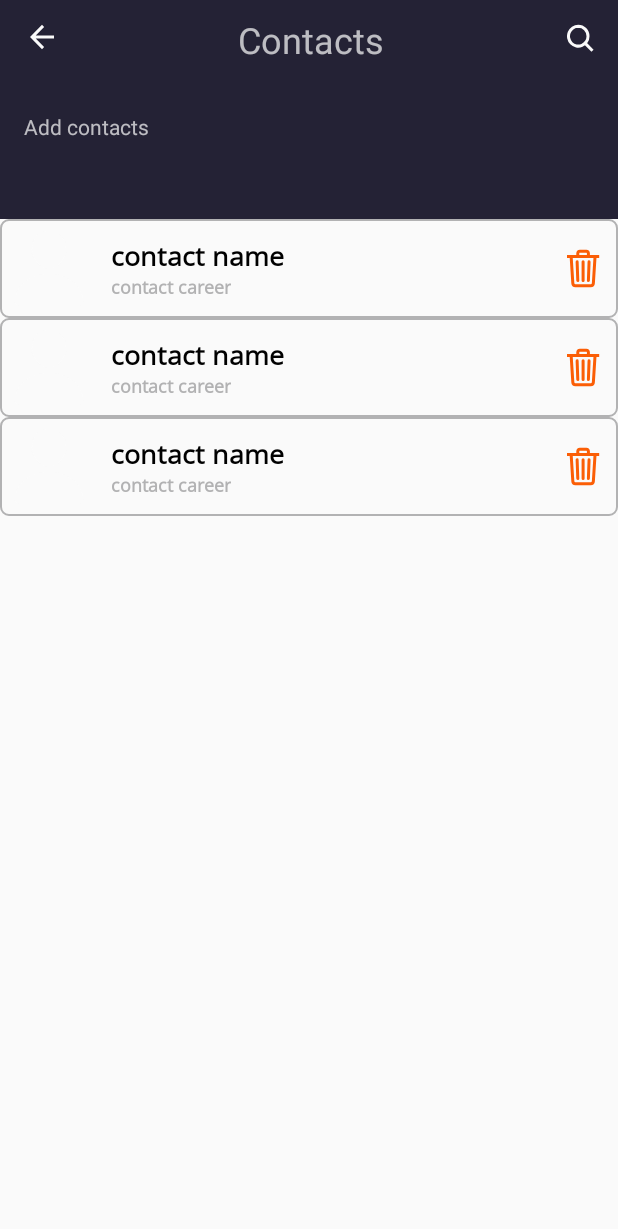
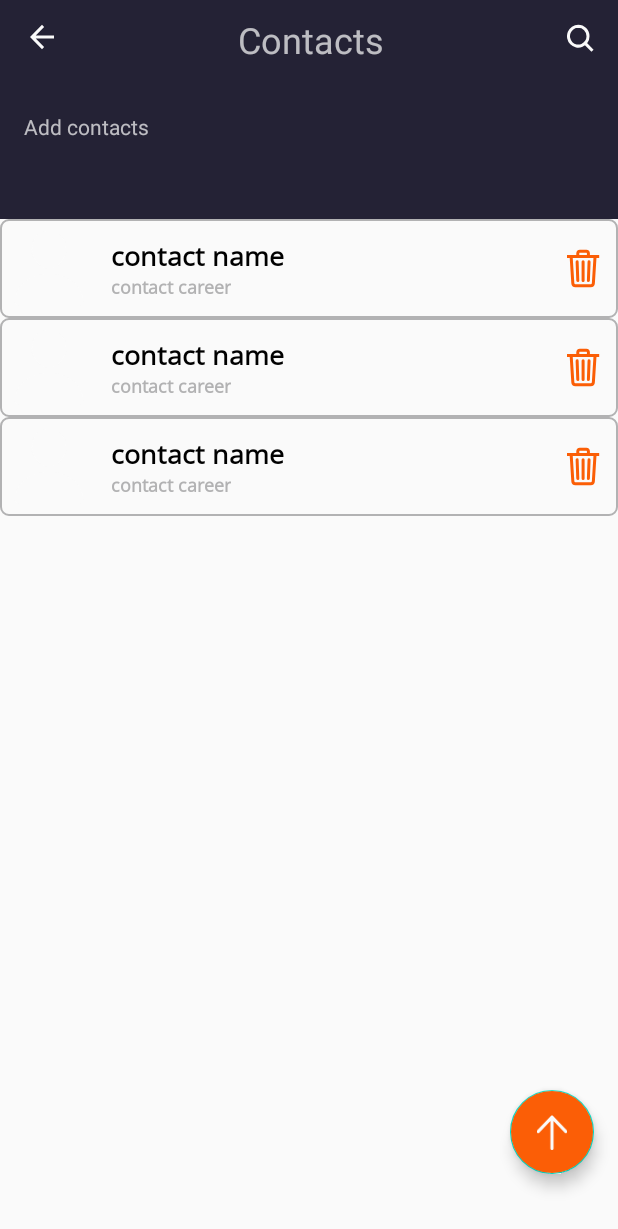
Before and after one commit to oprotsenko/MyProfile, an Android app: the layout activity_contacts_list.xml on its own in the app's theme, with its tools: preview values and no code run, on a phone screen of 412 x 824 dp. Shown: the top 1229 px of the screen. Run offline under Robolectric (Android 15) with nearby library versions, the phone set to English and light mode, and no system bars.

Commit message:
task2 contacts list - floating button up

```diff
--- a/app/build.gradle
+++ b/app/build.gradle
@@ -38,7 +38,7 @@ android {
         implementation 'androidx.core:core-ktx:1.6.0'
         implementation 'androidx.appcompat:appcompat:1.3.1'
         implementation 'com.google.android.material:material:1.4.0'
-        implementation 'androidx.constraintlayout:constraintlayout:2.1.0'
+        implementation 'androidx.constraintlayout:constraintlayout:2.1.1'
         testImplementation 'junit:junit:4.+'
         androidTestImplementation 'androidx.test.ext:junit:1.1.3'
         androidTestImplementation 'androidx.test.espresso:espresso-core:3.4.0'
--- a/app/src/main/java/com/protsolo/adapters/ContactsViewHolder.kt
+++ b/app/src/main/java/com/protsolo/adapters/ContactsViewHolder.kt
@@ -2,13 +2,11 @@ package com.protsolo.adapters
 
 import androidx.recyclerview.widget.RecyclerView
 import com.protsolo.databinding.ContactListItemBinding
-import com.protsolo.model.UserModel
+import com.protsolo.itemModel.UserModel
 import com.protsolo.utils.loadCircleImageWithGlide
 
 class ContactsViewHolder(private val binding: ContactListItemBinding)
     : RecyclerView.ViewHolder(binding.root) {
-
-    val userDiffCallBack = UserDiffCallBack()
 
     var contactName = binding.textViewContactsListContactName
     var contactCareer = binding.textViewContactsListContactCareer
--- a/app/src/main/java/com/protsolo/adapters/UserDiffCallBack.kt
+++ b/app/src/main/java/com/protsolo/adapters/UserDiffCallBack.kt
@@ -1,15 +1,15 @@
 package com.protsolo.adapters
 
 import androidx.recyclerview.widget.DiffUtil
-import com.protsolo.model.UserModel
+import com.protsolo.itemModel.UserModel
 
 class UserDiffCallBack : DiffUtil.ItemCallback<UserModel>() {
 
     override fun areItemsTheSame(oldItem: UserModel, newItem: UserModel): Boolean {
-        return oldItem::class == newItem::class
+        return oldItem.userId == newItem.userId
     }
 
     override fun areContentsTheSame(oldItem: UserModel, newItem: UserModel): Boolean {
-        return oldItem::class == newItem::class
+        return oldItem == newItem
     }
 }
--- a/app/src/main/java/com/protsolo/model/UserModel.kt
+++ b/app/src/main/java/com/protsolo/itemModel/UserModel.kt
@@ -1,8 +1,9 @@
-package com.protsolo.model
+package com.protsolo.itemModel
 
 import com.protsolo.utils.Constants
 
-class UserModel(
+data class UserModel(
+    var userId: Long = 0,
     var image: String = Constants.DEFAULT_IMAGE,
     var name: String = "User Name",
     var career: String = "User career",
--- a/app/src/main/java/com/protsolo/utils/ContactsData.kt
+++ b/app/src/main/java/com/protsolo/utils/ContactsData.kt
@@ -1,13 +1,13 @@
 package com.protsolo.utils
 
-import com.protsolo.model.UserModel
+import com.protsolo.itemModel.UserModel
 
 object ContactsData {
 
     fun loadContacts(): MutableList<UserModel> {
         val list = mutableListOf<UserModel>()
-        (0..4).forEach { i -> list.add(
-            UserModel("https://scontent.fiev17-2.fna.fbcdn.net/v/t1.6435-9/60336113_2169614983075023_4549265995994234880_n.jpg?_nc_cat=110&ccb=1-5&_nc_sid=e3f864&_nc_ohc=iX7fG3rbI2QAX8dAVdp&_nc_oc=AQl6JBi7KU-x66EVpQynuxMYVEF7X_ELwgyLLhhRHDHsg_ZZkt5kzZ5LAF_cH3gpTio&_nc_ht=scontent.fiev17-2.fna&oh=2f7de9659dfc36eb2a0b50181bc3030e&oe=61746942",
+        (0..15).forEach { i -> list.add(
+            UserModel(i.toLong(), "https://scontent.fiev17-2.fna.fbcdn.net/v/t1.6435-9/60336113_2169614983075023_4549265995994234880_n.jpg?_nc_cat=110&ccb=1-5&_nc_sid=e3f864&_nc_ohc=iX7fG3rbI2QAX8dAVdp&_nc_oc=AQl6JBi7KU-x66EVpQynuxMYVEF7X_ELwgyLLhhRHDHsg_ZZkt5kzZ5LAF_cH3gpTio&_nc_ht=scontent.fiev17-2.fna&oh=2f7de9659dfc36eb2a0b50181bc3030e&oe=61746942",
                 "$i name", "$i career", "$i address")) }
         return list
     }
--- a/app/src/main/java/com/protsolo/viewModel/ContactsViewModel.kt
+++ b/app/src/main/java/com/protsolo/viewModel/ContactsViewModel.kt
@@ -2,7 +2,7 @@ package com.protsolo.viewModel
 
 import androidx.lifecycle.MutableLiveData
 import androidx.lifecycle.ViewModel
-import com.protsolo.model.UserModel
+import com.protsolo.itemModel.UserModel
 import com.protsolo.utils.ContactsData
 
 class ContactsViewModel : ViewModel() {
--- /dev/null
+++ b/app/src/main/res/anim/layout_animation.xml
@@ -0,0 +1,5 @@
+<?xml version="1.0" encoding="utf-8"?>
+<layoutAnimation xmlns:android="http://schemas.android.com/apk/res/android"
+    android:animation="@anim/item_appearance"
+    android:animationOrder="normal"
+    android:delay="15%" />
--- a/app/src/main/res/drawable/all_round_background.xml
+++ b/app/src/main/res/drawable/all_round_orange_button_background.xml
@@ -2,9 +2,9 @@
 <selector xmlns:android="http://schemas.android.com/apk/res/android">
     <item>
         <shape android:shape="oval">
-            <solid android:color="@color/gray_text2"/>
-            <size android:width="@dimen/profile_photo_size_113"
-                android:height="@dimen/profile_photo_size_113"/>
+            <solid android:color="@color/orange"/>
+            <size android:width="@dimen/button_up_contacts_size_60"
+                android:height="@dimen/button_up_contacts_size_60"/>
         </shape>
     </item>
 </selector>
--- /dev/null
+++ b/app/src/main/res/drawable/ic_up_arrow.xml
@@ -0,0 +1,12 @@
+<vector xmlns:android="http://schemas.android.com/apk/res/android"
+    android:width="20dp"
+    android:height="23dp"
+    android:viewportWidth="20"
+    android:viewportHeight="23">
+  <path
+      android:pathData="M1,11.2308L10,2M10,2L19,11.2308M10,2V22"
+      android:strokeWidth="2"
+      android:fillColor="#00000000"
+      android:strokeColor="#FAFAFA"
+      android:strokeLineCap="round"/>
+</vector>
--- a/app/src/main/res/layout/activity_contacts_list.xml
+++ b/app/src/main/res/layout/activity_contacts_list.xml
@@ -6,12 +6,6 @@
     android:layout_height="match_parent"
     android:background="@color/white"
     tools:context=".ui.ContactsListActivity">
-
-    <FrameLayout
-        android:id="@+id/frameLayoutFragment"
-        android:name="com/protsolo/ui/AddContactFragment"
-        android:layout_width="match_parent"
-        android:layout_height="match_parent"/>
 
     <androidx.constraintlayout.widget.ConstraintLayout
         android:id="@+id/constraintLayoutContactsListContactsOptions"
@@ -74,6 +68,18 @@
         android:orientation="horizontal"
         app:layout_constraintGuide_percent="0.177" />
 
+    <com.google.android.material.floatingactionbutton.FloatingActionButton
+        android:id="@+id/floatingActionButtonContactsListUp"
+        android:layout_width="wrap_content"
+        android:layout_height="wrap_content"
+        android:layout_marginEnd="@dimen/margin_16"
+        android:layout_marginBottom="@dimen/margin_41"
+        android:backgroundTint="@color/orange"
+        app:tint="@color/white"
+        app:layout_constraintBottom_toBottomOf="parent"
+        app:layout_constraintEnd_toEndOf="parent"
+        app:srcCompat="@drawable/ic_up_arrow" />
+
     <androidx.recyclerview.widget.RecyclerView
         android:id="@+id/recyclerViewContactsList"
         android:layout_width="match_parent"
@@ -83,4 +89,5 @@
         app:layout_constraintEnd_toEndOf="parent"
         app:layout_constraintStart_toStartOf="parent"
         app:layout_constraintTop_toBottomOf="@+id/constraintLayoutContactsListContactsOptions" />
+
 </androidx.constraintlayout.widget.ConstraintLayout>
--- a/app/src/main/res/layout/add_contact_fragment.xml
+++ b/app/src/main/res/layout/add_contact_fragment.xml
@@ -57,7 +57,7 @@
                 android:layout_width="@dimen/button_add_photo_size_55"
                 android:layout_height="@dimen/button_add_photo_size_55"
                 android:layout_marginTop="100dp"
-                android:background="@drawable/all_round_background"
+                android:background="@drawable/all_round_orange_button_background"
                 android:cropToPadding="true"
                 android:padding="@dimen/margin_14"
                 android:scaleType="fitCenter"
--- a/app/src/main/res/values/dimen.xml
+++ b/app/src/main/res/values/dimen.xml
@@ -1,5 +1,6 @@
 <?xml version="1.0" encoding="utf-8"?>
 <resources>
+    <dimen name="margin_41">41dp</dimen>
     <dimen name="margin_28">28dp</dimen>
     <dimen name="margin_26">26dp</dimen>
     <dimen name="margin_24">24dp</dimen>
@@ -24,5 +25,6 @@
     <dimen name="profile_photo_size_113">113dp</dimen>
     <dimen name="contact_photo_size_50">50dp</dimen>
     <dimen name="button_add_photo_size_55">55dp</dimen>
+    <dimen name="button_up_contacts_size_60">60dp</dimen>
     <dimen name="cursor_width">2dp</dimen>
 </resources>
```
Also changed, not shown: app/src/main/java/com/protsolo/adapters/ContactsAdapter.kt (+37 -27 lines), app/src/main/java/com/protsolo/adapters/IContactClickListener.kt (deleted, +0 -8 lines), app/src/main/java/com/protsolo/adapters/IContactListener.kt (added, +10 -0 lines), app/src/main/java/com/protsolo/ui/AddContactFragment.kt (+2 -8 lines), app/src/main/java/com/protsolo/ui/ContactsListActivity.kt (+58 -18 lines), app/src/main/res/anim/fab_hide.xml (added, +18 -0 lines), app/src/main/res/anim/fab_show.xml (added, +19 -0 lines), app/src/main/res/anim/item_appearance.xml (added, +27 -0 lines).
